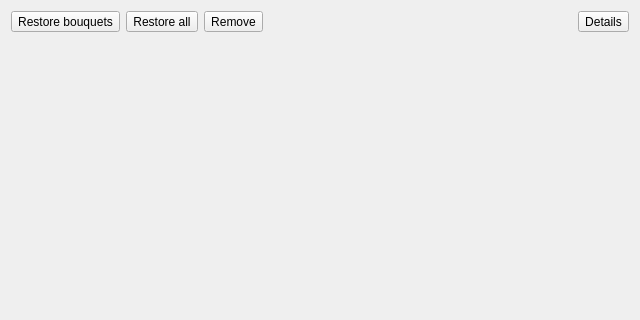
Before: the Qt Designer form app/ui/res/backup_dialog.ui in DYefremov/E2Toolkit, drawn with Qt 5; both pictures show x 0 to 640 and y 0 to 320 of the 640 by 480 pixel window.
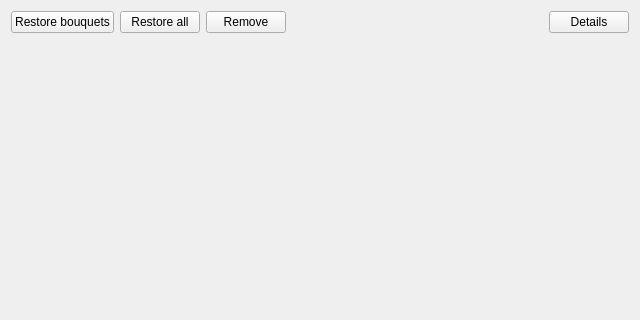
After: the same form once the commit is applied. Icons and pictures are not drawn.

Commit message: minor adjustments to the backup dialog

```diff
--- a/app/ui/res/backup_dialog.ui
+++ b/app/ui/res/backup_dialog.ui
@@ -25,7 +25,7 @@
      <item>
       <layout class="QHBoxLayout" name="header_layout">
        <item>
-        <widget class="QToolButton" name="restore_bouquets_button">
+        <widget class="QPushButton" name="restore_bouquets_button">
          <property name="sizePolicy">
           <sizepolicy hsizetype="Fixed" vsizetype="Fixed">
            <horstretch>0</horstretch>
@@ -54,7 +54,7 @@
         </widget>
        </item>
        <item>
-        <widget class="QToolButton" name="restore_all_button">
+        <widget class="QPushButton" name="restore_all_button">
          <property name="sizePolicy">
           <sizepolicy hsizetype="Fixed" vsizetype="Fixed">
            <horstretch>0</horstretch>
@@ -83,7 +83,7 @@
         </widget>
        </item>
        <item>
-        <widget class="QToolButton" name="remove_button">
+        <widget class="QPushButton" name="remove_button">
          <property name="minimumSize">
           <size>
            <width>48</width>
@@ -119,7 +119,7 @@
         </spacer>
        </item>
        <item>
-        <widget class="QToolButton" name="details_button">
+        <widget class="QPushButton" name="details_button">
          <property name="sizePolicy">
           <sizepolicy hsizetype="Fixed" vsizetype="Fixed">
            <horstretch>0</horstretch>
```
